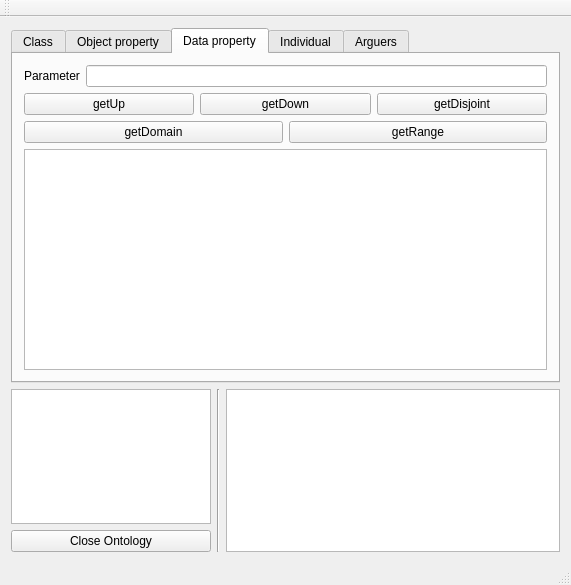
Old version of the form ui/ontologui.ui in the repository sarthou/ontologenius.
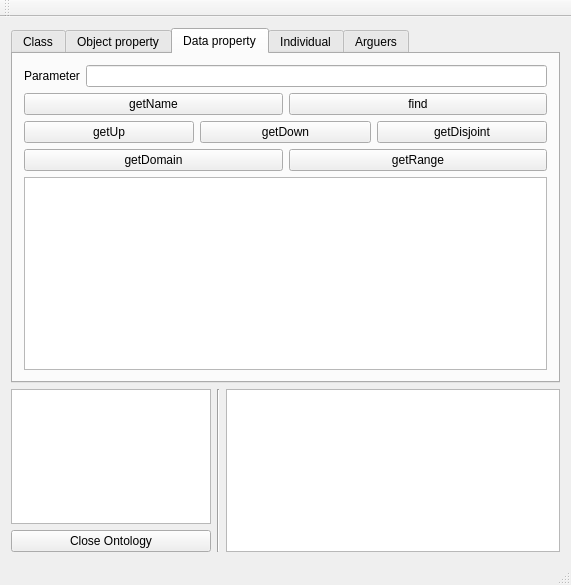
New version of the form. Custom widgets are drawn as their Qt base class.

Commit message: [UPDATE] getName and find query for every types

What changed in the file:
```diff
--- a/ui/ontologui.ui
+++ b/ui/ontologui.ui
@@ -242,6 +242,36 @@
           </item>
          </layout>
         </item>
+        <item>
+         <layout class="QHBoxLayout" name="horizontalLayout_19">
+          <item>
+           <widget class="QPushButtonExtended" name="DataProperty_getName">
+            <property name="cursor">
+             <cursorShape>PointingHandCursor</cursorShape>
+            </property>
+            <property name="whatsThis">
+             <string>&lt;html&gt;&lt;head/&gt;&lt;body&gt;&lt;p&gt;&lt;span style=&quot; font-weight:600; font-style:italic;&quot;&gt;getName&lt;/span&gt; will give you the label of the data property given in the parameter&lt;br/&gt;&lt;/p&gt;&lt;p&gt;Command line:&lt;/p&gt;&lt;p&gt;&lt;span style=&quot; font-family:'monospace';&quot;&gt;$ rosservice call /ontologenius/data_property &amp;quot;{param: 'have3Dposition', action: 'getName'}&amp;quot;&lt;/span&gt;&lt;/p&gt;&lt;/body&gt;&lt;/html&gt;</string>
+            </property>
+            <property name="text">
+             <string>getName</string>
+            </property>
+           </widget>
+          </item>
+          <item>
+           <widget class="QPushButtonExtended" name="DataProperty_find">
+            <property name="cursor">
+             <cursorShape>PointingHandCursor</cursorShape>
+            </property>
+            <property name="whatsThis">
+             <string>&lt;html&gt;&lt;head/&gt;&lt;body&gt;&lt;p&gt;&lt;span style=&quot; font-weight:600; font-style:italic;&quot;&gt;find&lt;/span&gt; will give you all the data properties with the label given in parameter&lt;br/&gt;&lt;/p&gt;&lt;p&gt;Command line:&lt;/p&gt;&lt;p&gt;&lt;span style=&quot; font-family:'monospace';&quot;&gt;$ rosservice call /ontologenius/data_property &amp;quot;{param: 'have 3d position', action: 'find'}&amp;quot;&lt;/span&gt;&lt;/p&gt;&lt;/body&gt;&lt;/html&gt;</string>
+            </property>
+            <property name="text">
+             <string>find</string>
+            </property>
+           </widget>
+          </item>
+         </layout>
+        </item>
         <item>
          <layout class="QHBoxLayout" name="horizontalLayout_17">
           <item>
```
Left out of the diff: 146 changed lines with no effect on the pictures.
